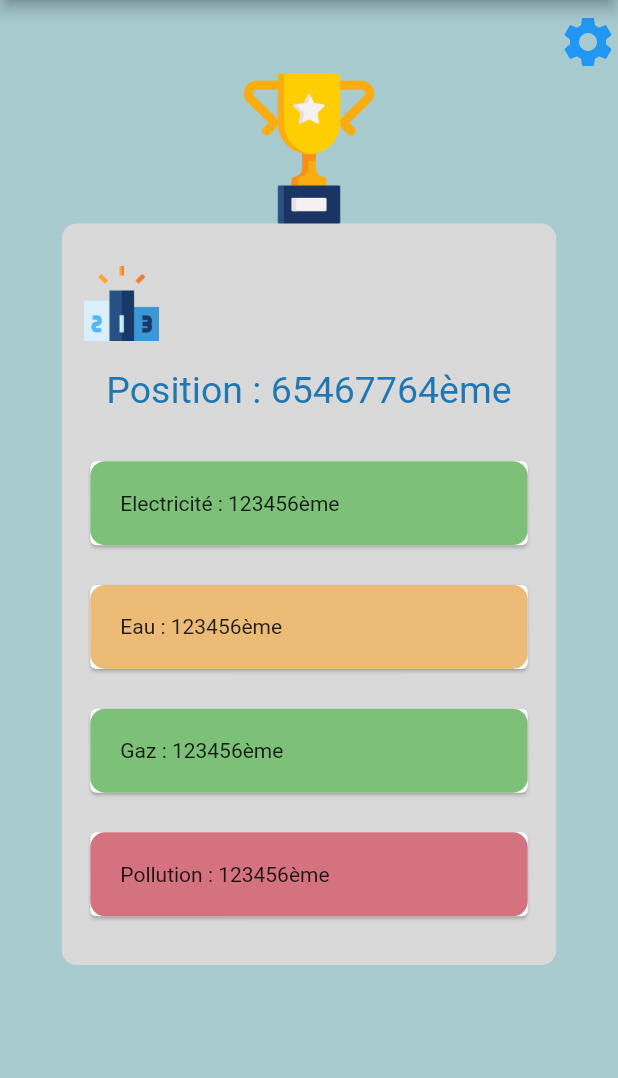
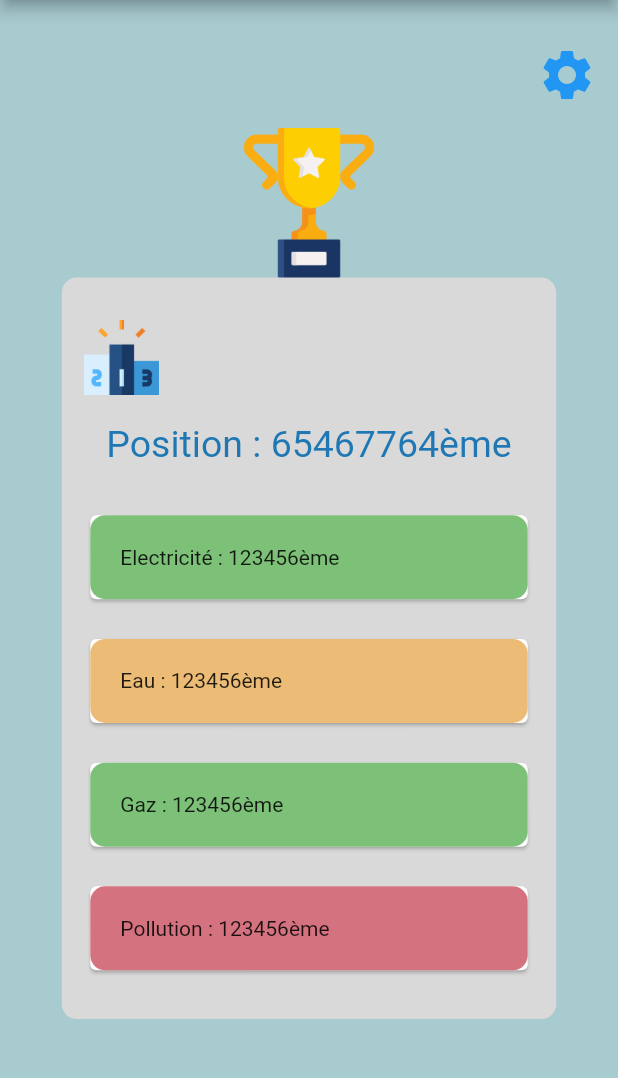
Before and after one commit to Dopey990/GreenBoost, a Flutter app: the ProfilePage screen opened directly, on a phone screen of 412 x 824 dp, the part 84-1162 px from its top. Run offline on Flutter 3.47's test engine with Material 2 defaults, Android fonts, the phone set to English and light mode, and no system bars; our stand-ins replace fl_chart, lite_rolling_switch; missing offline and left inert: flutter_titled_container.

Commit message:
Paramètre profil

```diff
--- a/mobile/lib/profilePage.dart
+++ b/mobile/lib/profilePage.dart
@@ -19,12 +19,14 @@ class ProfilePage extends StatelessWidget {
             Row(
               //icon of settings on the right
               mainAxisAlignment: MainAxisAlignment.end,
+
               children: <Widget>[
                 IconButton(
                   onPressed: () => {
                     Navigator.push(context,MaterialPageRoute(builder: (context) => SettingsProfilePage()),)
                   },
                   color: Colors.blue,
+                  padding: EdgeInsets.all(30),
                   icon: const Icon(Icons.settings, size: 40),
                 ),
               ],
```
